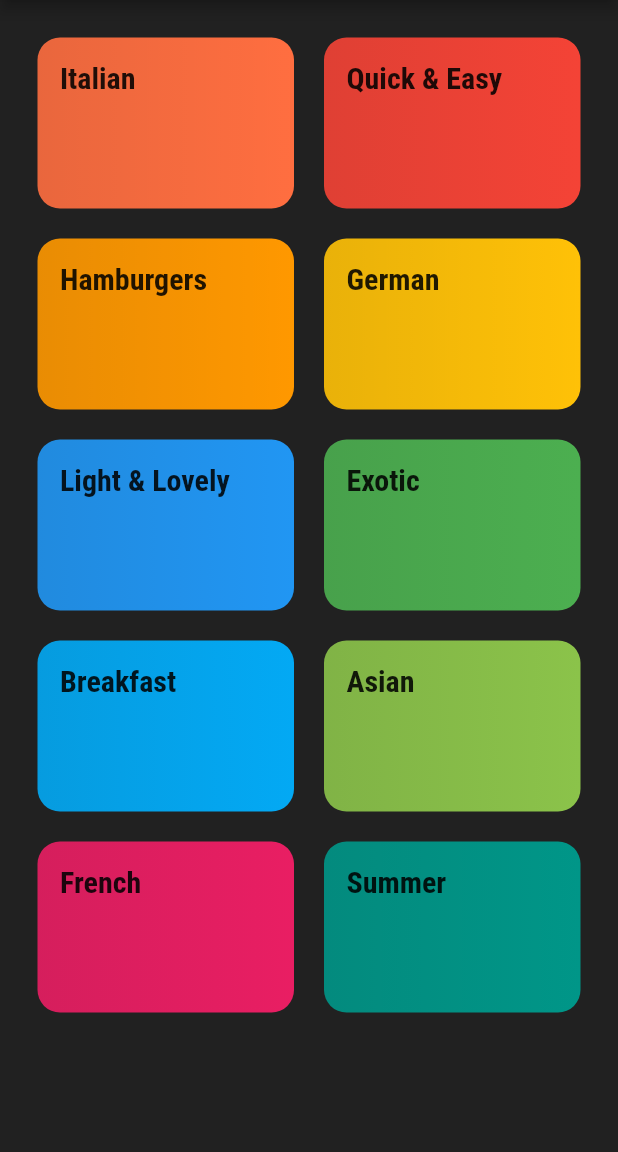
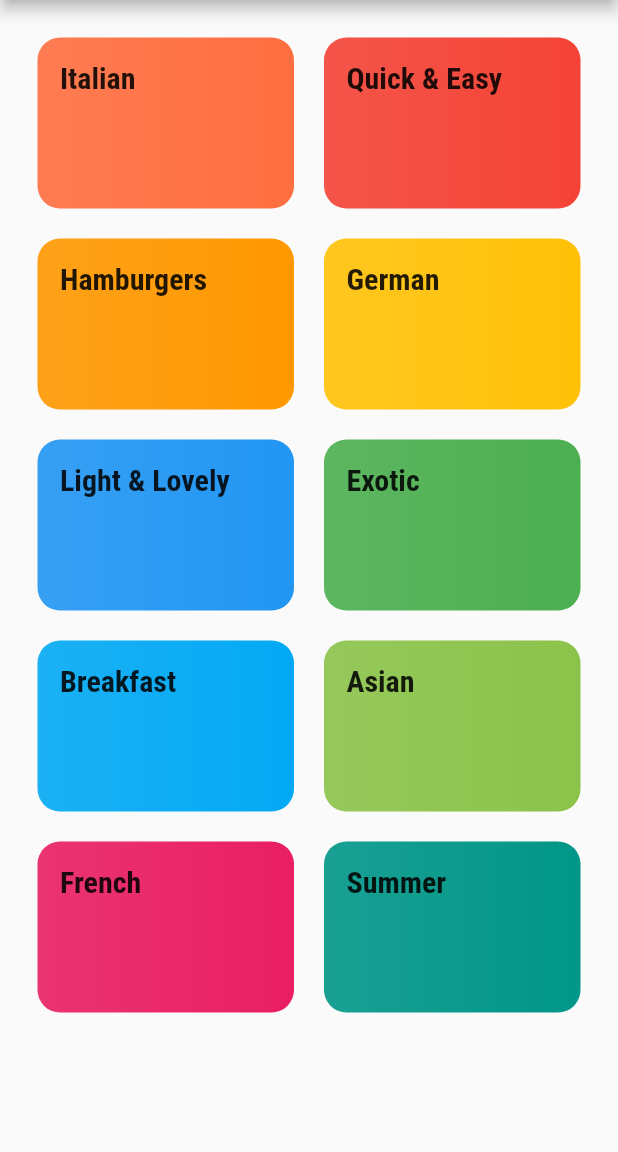
Before and after one commit to shunjid/quickmeal, a Flutter app: the screen it shows after launch, on a phone screen of 412 x 824 dp, the part 84-1236 px from its top. Run offline on Flutter 3.47's test engine with Material 2 defaults, Android fonts, the phone set to English and light mode, and no system bars.

```diff
--- a/lib/main.dart
+++ b/lib/main.dart
@@ -15,7 +15,6 @@ class MyApp extends StatelessWidget {
       theme: ThemeData(
         primarySwatch: Colors.deepPurple,
         accentColor: Colors.amber,
-        canvasColor: Colors.grey[900],
         fontFamily: 'Raleway',
         textTheme: ThemeData.light().textTheme.copyWith(
           body1: TextStyle(
```
Also changed, not shown: 2 other files.
